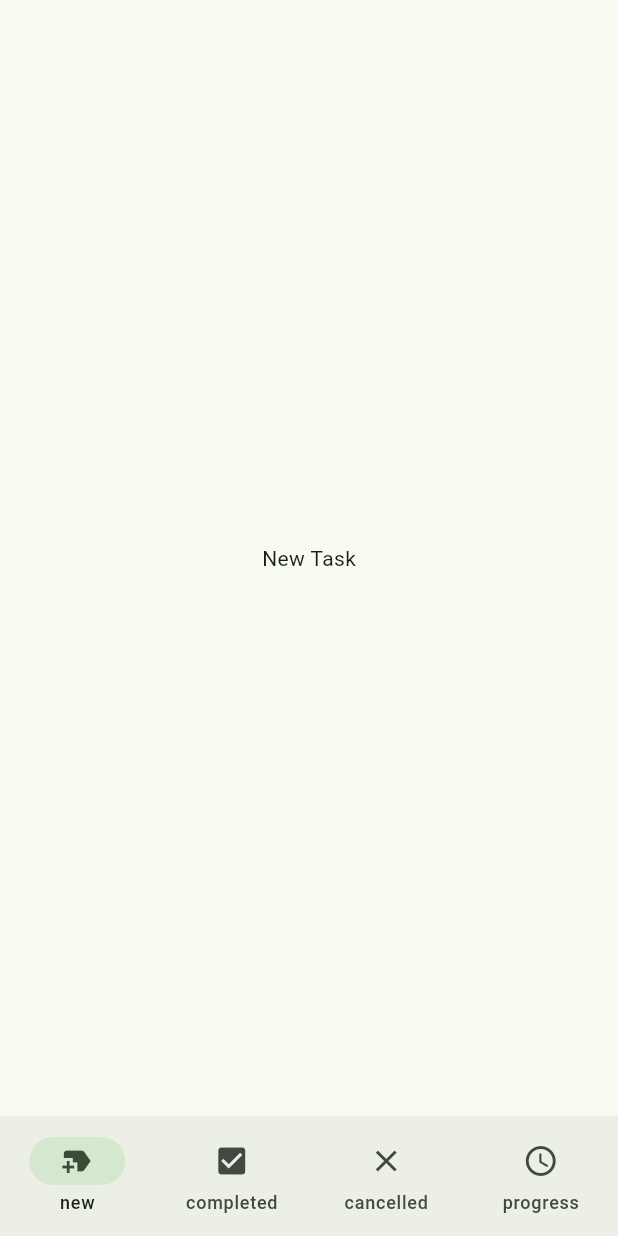
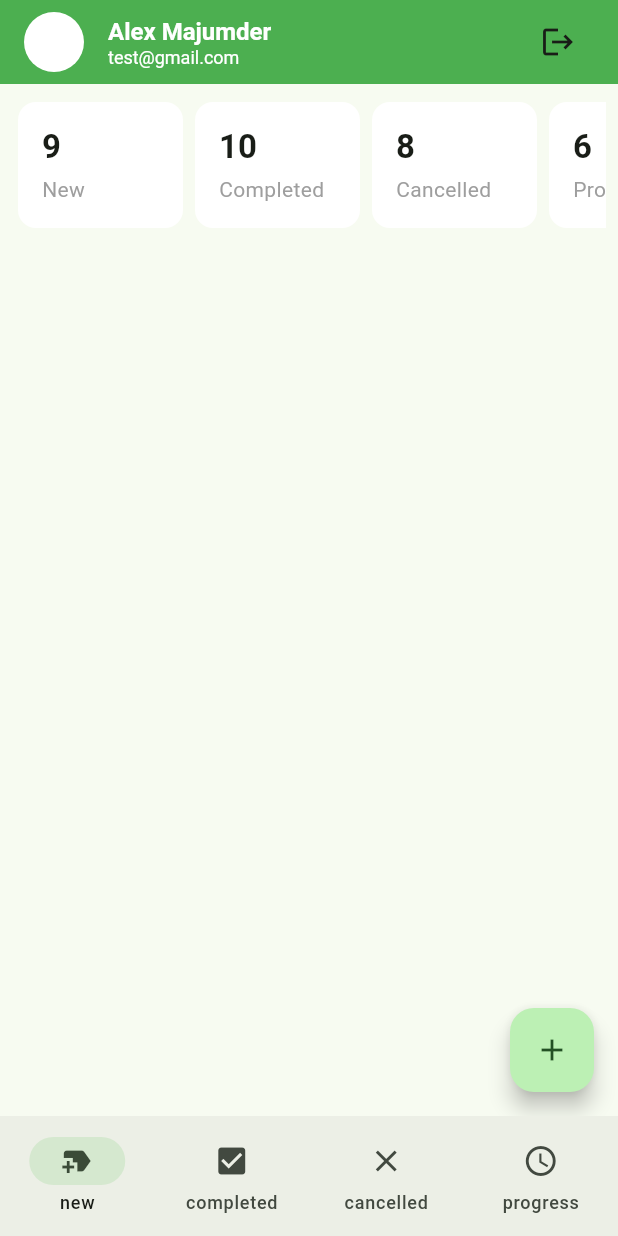
Before and after one commit to AlexMajumder/task_manager, a Flutter app: the MainBottomNabBarScreen screen opened directly, on a phone screen of 412 x 824 dp. Run offline on Flutter 3.47's test engine with Material 3 defaults, Android fonts, the phone set to English and light mode, and no system bars; our stand-ins replace flutter_svg, pin_code_fields.

Commit message:
Complite as 3rd class

```diff
--- a/lib/ui/screen/main_bottom_nab_bar_screen.dart
+++ b/lib/ui/screen/main_bottom_nab_bar_screen.dart
@@ -3,6 +3,7 @@ import 'package:task_manager/ui/screen/cancelled_task_screen.dart';
 import 'package:task_manager/ui/screen/completed_task_screen.dart';
 import 'package:task_manager/ui/screen/new_task_screen.dart';
 import 'package:task_manager/ui/screen/progress_task_screen.dart';
+import '../widgets/tm_app_bar.dart';
 
 class MainBottomNabBarScreen extends StatefulWidget {
   const MainBottomNabBarScreen({super.key});
@@ -12,9 +13,8 @@ class MainBottomNabBarScreen extends StatefulWidget {
 }
 
 class _MainBottomNabBarScreenState extends State<MainBottomNabBarScreen> {
-
   int _selectedIndex = 0;
-  final List<Widget> _screens =  const[
+  final List<Widget> _screens = const [
     NewTaskScreen(),
     CompletedTaskScreen(),
     CancelledTaskScreen(),
@@ -24,18 +24,21 @@ class _MainBottomNabBarScreenState extends State<MainBottomNabBarScreen> {
   @override
   Widget build(BuildContext context) {
     return Scaffold(
+      appBar: TMAppBar(),
       body: _screens[_selectedIndex],
       bottomNavigationBar: NavigationBar(
         selectedIndex: _selectedIndex,
-        onDestinationSelected: (int index){
+        onDestinationSelected: (int index) {
           _selectedIndex = index;
           setState(() {});
         },
         destinations: const [
           NavigationDestination(icon: Icon(Icons.new_label), label: 'new'),
-          NavigationDestination(icon: Icon(Icons.check_box), label: 'completed'),
+          NavigationDestination(
+              icon: Icon(Icons.check_box), label: 'completed'),
           NavigationDestination(icon: Icon(Icons.close), label: 'cancelled'),
-          NavigationDestination(icon: Icon(Icons.access_time), label: 'progress'),
+          NavigationDestination(
+              icon: Icon(Icons.access_time), label: 'progress'),
         ],
       ),
     );
--- a/lib/ui/screen/new_task_screen.dart
+++ b/lib/ui/screen/new_task_screen.dart
@@ -1,12 +1,62 @@
 import 'package:flutter/material.dart';
+import 'package:task_manager/ui/screen/add_new_task_screen.dart';
+import '../widgets/task_summery_card.dart';
 
-class NewTaskScreen extends StatelessWidget {
+class NewTaskScreen extends StatefulWidget {
   const NewTaskScreen({super.key});
 
   @override
+  State<NewTaskScreen> createState() => _NewTaskScreenState();
+}
+
+class _NewTaskScreenState extends State<NewTaskScreen> {
+  @override
   Widget build(BuildContext context) {
-    return const Center(
-      child: Text('New Task'),
+    return Scaffold(
+      body: Column(
+        children: [
+          buildSummerySection(),
+        ],
+      ),
+      floatingActionButton: FloatingActionButton(
+        onPressed: _onTapAddFAB,
+        child: const Icon(Icons.add),
+      ),
+    );
+  }
+
+  Widget buildSummerySection() {
+    return const Padding(
+          padding: EdgeInsets.all(8.0),
+          child: SingleChildScrollView(
+            scrollDirection: Axis.horizontal,
+            child: Row(
+              children: [
+                TaskSummeryCard(
+                  count: 9,
+                  title: 'New',
+                ),TaskSummeryCard(
+                  count: 10,
+                  title: 'Completed',
+                ),TaskSummeryCard(
+                  count: 8,
+                  title: 'Cancelled',
+                ),TaskSummeryCard(
+                  count: 6,
+                  title: 'Progress',
+                ),
+              ],
+            ),
+          ),
+        );
+  }
+
+  void _onTapAddFAB() {
+    Navigator.push(
+      context,
+      MaterialPageRoute(
+        builder: (context) => const AddNewTaskScreen(),
+      ),
     );
   }
 }
--- /dev/null
+++ b/lib/ui/widgets/task_summery_card.dart
@@ -0,0 +1,38 @@
+import 'package:flutter/material.dart';
+
+class TaskSummeryCard extends StatelessWidget {
+  const TaskSummeryCard({
+    super.key, required this.title, required this.count,
+  });
+
+  final String title;
+  final int count;
+
+  @override
+  Widget build(BuildContext context) {
+    return Card(
+      color: Colors.white,
+      elevation: 0,
+      child: SizedBox(
+        width: 110,
+        child: Padding(
+          padding:  const EdgeInsets.all(16),
+          child: Column(
+            crossAxisAlignment: CrossAxisAlignment.start,
+            children: [
+              Text('$count',style: Theme.of(context).textTheme.titleLarge?.copyWith(
+                  fontWeight: FontWeight.w600
+              ),),
+              const SizedBox(height: 4,),
+              FittedBox( //FittedBox for fit the child with the space
+                child: Text(title,style: const TextStyle(
+                    color: Colors.grey
+                ),),
+              )
+            ],
+          ),
+        ),
+      ),
+    );
+  }
+}
--- /dev/null
+++ b/lib/ui/widgets/tm_app_bar.dart
@@ -0,0 +1,59 @@
+import 'package:flutter/material.dart';
+import 'package:task_manager/ui/screen/sign_in_screen.dart';
+import '../utils/app_colors.dart';
+
+class TMAppBar extends StatelessWidget implements PreferredSizeWidget {
+  const TMAppBar({
+    super.key,
+  });
+
+  @override
+  Widget build(BuildContext context) {
+    return AppBar(
+      backgroundColor: AppColors.themeColor,
+      title: Row(
+        children: [
+          const CircleAvatar(
+            radius: 20,
+            backgroundColor: Colors.white,
+          ),
+          const SizedBox(
+            width: 16,
+          ),
+          const Expanded(
+            child: Column(
+              crossAxisAlignment: CrossAxisAlignment.start,
+              children: [
+                Text(
+                  'Alex Majumder',
+                  style: TextStyle(
+                      fontSize: 16,
+                      color: Colors.white,
+                      fontWeight: FontWeight.w600),
+                ),
+                Text(
+                  'test@gmail.com',
+                  style: TextStyle(fontSize: 12, color: Colors.white),
+                )
+              ],
+            ),
+          ),
+          IconButton(
+              onPressed: () {
+                Navigator.pushAndRemoveUntil(
+                    context,
+                    MaterialPageRoute(
+                        builder: (context) => const SignInScreen()),
+                    (value) => false);
+              },
+              icon: const Icon(Icons.logout))
+        ],
+      ),
+    );
+  }
+
+  @override
+  // TODO: implement preferredSize
+  Size get preferredSize =>
+      Size.fromHeight(kToolbarHeight); // for appbar or Tool ber proper size
+}
```
Also changed, not shown: lib/ui/screen/add_new_task_screen.dart (added, +57 -0 lines).
